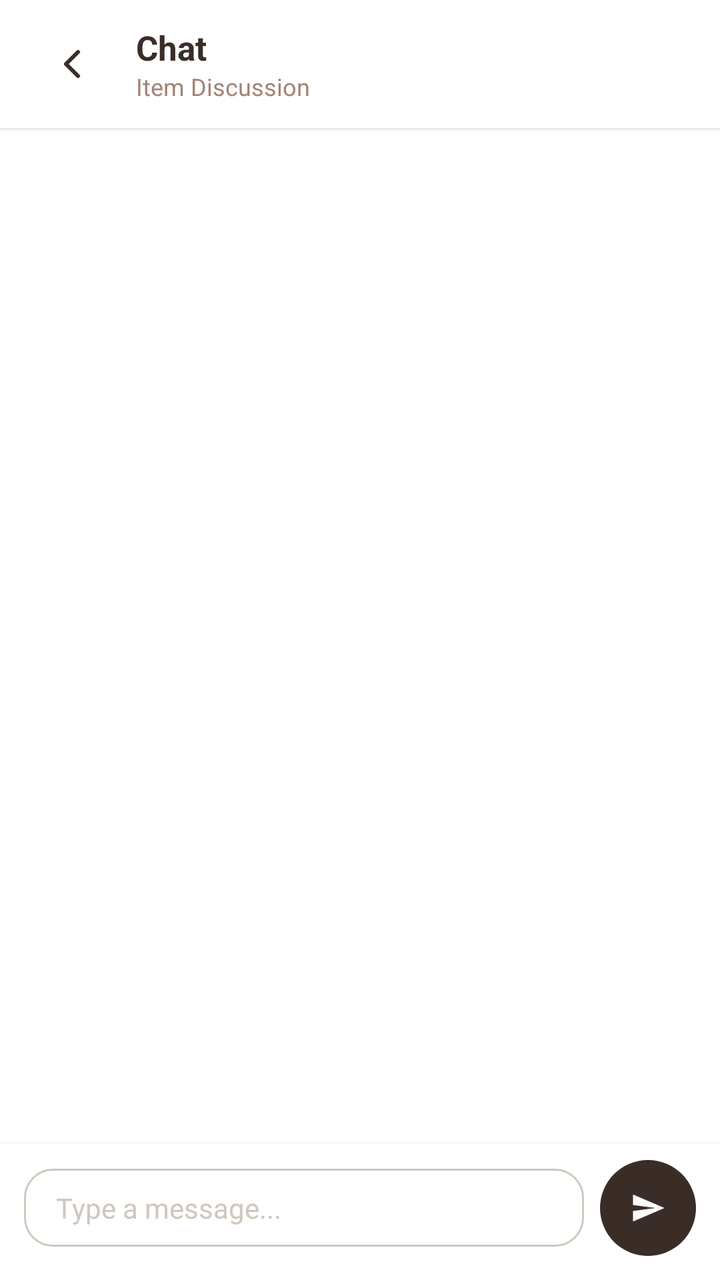
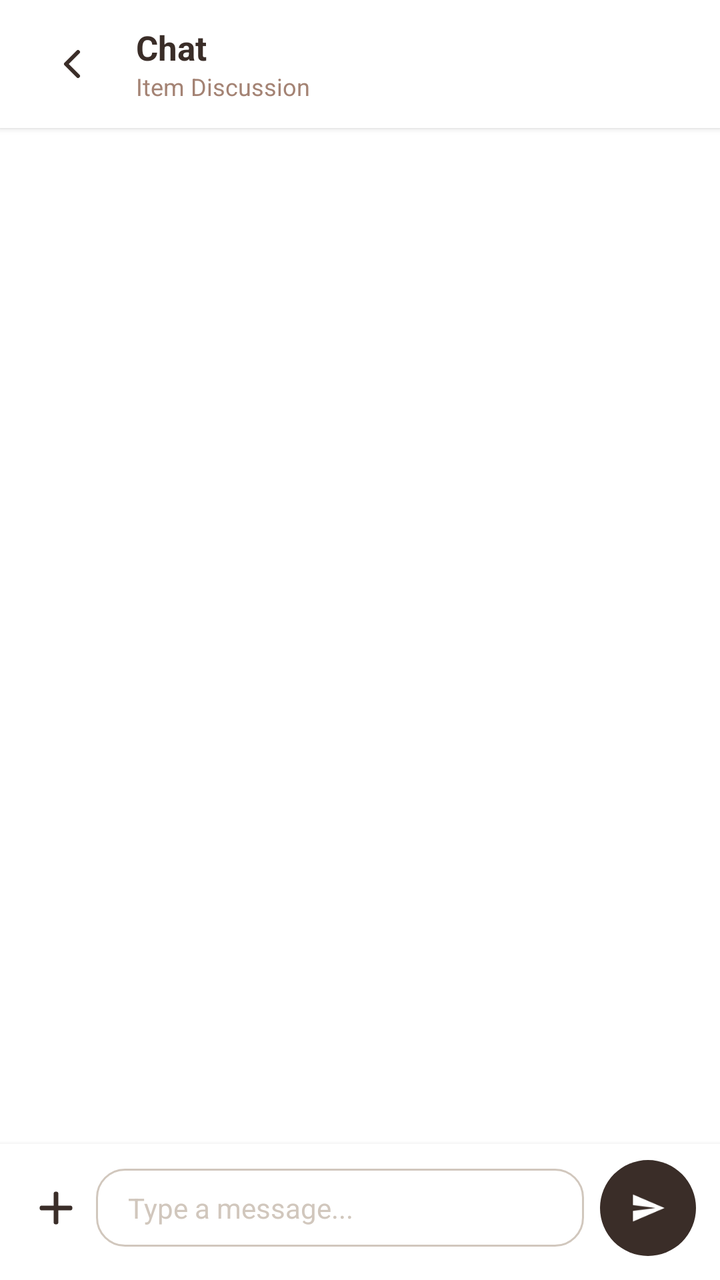

The first picture is an Android layout as it rendered before a commit; the second is the same layout after the commit. The layout source and the unified diff follow.
<!-- AndroidManifest.xml: application theme Theme.LostAndFound -->
<!-- res/layout/fragment_chat.xml -->
<?xml version="1.0" encoding="utf-8"?>
<androidx.constraintlayout.widget.ConstraintLayout xmlns:android="http://schemas.android.com/apk/res/android"
    xmlns:app="http://schemas.android.com/apk/res-auto"
    android:layout_width="match_parent"
    android:layout_height="match_parent"
    android:background="@color/background_screen">

    
    <LinearLayout
        android:id="@+id/layoutChatHeader"
        android:layout_width="0dp"
        android:layout_height="wrap_content"
        android:background="@color/white"
        android:elevation="2dp"
        android:gravity="center_vertical"
        android:orientation="horizontal"
        android:paddingStart="16dp"
        android:paddingTop="12dp"
        android:paddingEnd="16dp"
        android:paddingBottom="12dp"
        app:layout_constraintEnd_toEndOf="parent"
        app:layout_constraintStart_toStartOf="parent"
        app:layout_constraintTop_toTopOf="parent">

        <ImageButton
            android:id="@+id/btnBack"
            android:layout_width="40dp"
            android:layout_height="40dp"
            android:background="?attr/selectableItemBackgroundBorderless"
            android:contentDescription="Back"
            android:src="@drawable/ic_back_chevron"
            app:tint="@color/nude_dark" />

        <LinearLayout
            android:layout_width="0dp"
            android:layout_height="wrap_content"
            android:layout_marginStart="12dp"
            android:layout_weight="1"
            android:orientation="vertical">

            <TextView
                android:id="@+id/tvChatTitle"
                android:layout_width="wrap_content"
                android:layout_height="wrap_content"
                android:text="Chat"
                android:textColor="@color/nude_dark"
                android:textSize="17sp"
                android:textStyle="bold" />

            <TextView
                android:id="@+id/tvChatSubtitle"
                android:layout_width="wrap_content"
                android:layout_height="wrap_content"
                android:ellipsize="end"
                android:maxLines="1"
                android:text="Item Discussion"
                android:textColor="@color/text_secondary"
                android:textSize="12sp" />
        </LinearLayout>
    </LinearLayout>

    
    <LinearLayout
        android:id="@+id/layoutChatEmptyState"
        android:layout_width="0dp"
        android:layout_height="wrap_content"
        android:gravity="center"
        android:orientation="vertical"
        android:padding="32dp"
        android:visibility="gone"
        app:layout_constraintBottom_toTopOf="@id/layoutChatInputBar"
        app:layout_constraintEnd_toEndOf="parent"
        app:layout_constraintStart_toStartOf="parent"
        app:layout_constraintTop_toBottomOf="@id/layoutChatHeader">

        <ImageView
            android:layout_width="48dp"
            android:layout_height="48dp"
            android:src="@drawable/ic_nav_messages"
            app:tint="@color/nude_sand" />

        <TextView
            android:layout_width="wrap_content"
            android:layout_height="wrap_content"
            android:layout_marginTop="12dp"
            android:text="No messages yet"
            android:textColor="@color/text_primary"
            android:textSize="16sp"
            android:textStyle="bold" />

        <TextView
            android:layout_width="wrap_content"
            android:layout_height="wrap_content"
            android:layout_marginTop="6dp"
            android:gravity="center"
            android:text="Say hello to coordinate item handover and verification securely."
            android:textColor="@color/text_secondary"
            android:textSize="13sp" />
    </LinearLayout>

    
    <androidx.recyclerview.widget.RecyclerView
        android:id="@+id/rvChatMessages"
        android:layout_width="0dp"
        android:layout_height="0dp"
        android:clipToPadding="false"
        android:paddingTop="8dp"
        android:paddingBottom="8dp"
        app:layout_constraintBottom_toTopOf="@id/layoutChatInputBar"
        app:layout_constraintEnd_toEndOf="parent"
        app:layout_constraintStart_toStartOf="parent"
        app:layout_constraintTop_toBottomOf="@id/layoutChatHeader" />

    
    <LinearLayout
        android:id="@+id/layoutChatInputBar"
        android:layout_width="0dp"
        android:layout_height="wrap_content"
        android:background="@color/white"
        android:elevation="4dp"
        android:gravity="center_vertical"
        android:orientation="horizontal"
        android:paddingStart="12dp"
        android:paddingTop="8dp"
        android:paddingEnd="12dp"
        android:paddingBottom="12dp"
        app:layout_constraintBottom_toBottomOf="parent"
        app:layout_constraintEnd_toEndOf="parent"
        app:layout_constraintStart_toStartOf="parent">

        <EditText
            android:id="@+id/etChatMessageInput"
            android:layout_width="0dp"
            android:layout_height="wrap_content"
            android:layout_weight="1"
            android:background="@drawable/bg_search_box"
            android:hint="Type a message..."
            android:importantForAutofill="no"
            android:inputType="textCapSentences|textMultiLine"
            android:maxLines="4"
            android:paddingStart="16dp"
            android:paddingTop="10dp"
            android:paddingEnd="16dp"
            android:paddingBottom="10dp"
            android:textColor="@color/text_primary"
            android:textColorHint="@color/text_hint"
            android:textSize="14sp" />

        <com.google.android.material.button.MaterialButton
            android:id="@+id/btnSendChatMessage"
            android:layout_width="48dp"
            android:layout_height="48dp"
            android:layout_marginStart="8dp"
            android:contentDescription="Send"
            android:insetLeft="0dp"
            android:insetTop="0dp"
            android:insetRight="0dp"
            android:insetBottom="0dp"
            android:padding="0dp"
            app:backgroundTint="@color/nude_dark"
            app:cornerRadius="24dp"
            app:icon="@drawable/ic_send"
            app:iconGravity="textStart"
            app:iconPadding="0dp"
            app:iconTint="@color/white" />
    </LinearLayout>

</androidx.constraintlayout.widget.ConstraintLayout>
<!-- resources referenced by this layout -->
<resources>
  <color name="background_screen">#FFFFFFFF</color>
  <color name="nude_dark">#FF3A2D28</color>
  <color name="nude_sand">#FFCBAD8D</color>
  <color name="text_hint">#FFD1C7BD</color>
  <color name="text_primary">#FF3A2D28</color>
  <color name="text_secondary">#FFA48374</color>
  <color name="white">#FFFFFFFF</color>
  <!-- drawable bg_search_box (drawable) -->
  <?xml version="1.0" encoding="utf-8"?>
  <shape xmlns:android="http://schemas.android.com/apk/res/android"
      android:shape="rectangle">
      <corners android:radius="14dp" />
      <stroke
          android:width="1dp"
          android:color="@color/component_stroke_border" />
      <solid android:color="@color/white" />
  </shape>
  <!-- drawable ic_back_chevron (drawable) -->
  <vector xmlns:android="http://schemas.android.com/apk/res/android"
      android:width="24dp"
      android:height="24dp"
      android:viewportWidth="24"
      android:viewportHeight="24">
    <path
        android:fillColor="@android:color/transparent"
        android:strokeColor="#3A2D28"
        android:strokeWidth="2"
        android:strokeLineCap="round"
        android:strokeLineJoin="round"
        android:pathData="M15,18l-6,-6 6,-6" />
  </vector>
  <!-- drawable ic_nav_messages (drawable) -->
  <vector xmlns:android="http://schemas.android.com/apk/res/android"
      android:width="22dp"
      android:height="22dp"
      android:viewportWidth="24"
      android:viewportHeight="24">
    <path
        android:fillColor="@android:color/transparent"
        android:strokeColor="#705649"
        android:strokeWidth="1.8"
        android:strokeLineCap="round"
        android:strokeLineJoin="round"
        android:pathData="M21,15a2,2 0 0,1 -2,2H7l-4,4V5a2,2 0 0,1 2,-2h14a2,2 0 0,1 2,2z" />
  </vector>
  <!-- drawable ic_send (drawable) -->
  <vector xmlns:android="http://schemas.android.com/apk/res/android"
      android:width="24dp"
      android:height="24dp"
      android:viewportWidth="24"
      android:viewportHeight="24">
    <path
        android:fillColor="#FFFFFFFF"
        android:pathData="M2.01,21L23,12 2.01,3 2,10l15,2 -15,2z"/>
  </vector>
  <style name="Theme.LostAndFound" parent="Base.Theme.LostAndFound" />
  <color name="component_stroke_border">#FFD1C7BD</color>
  <style name="Base.Theme.LostAndFound" parent="Theme.Material3.DayNight.NoActionBar">
          
          <item name="android:statusBarColor">@color/white</item>
          <item name="android:windowLightStatusBar" tools:targetApi="m">true</item>
          <item name="android:navigationBarColor">@color/white</item>
          <item name="android:windowLightNavigationBar" tools:targetApi="o_mr1">true</item>
      </style>
</resources>

<!-- the commit's change to res/layout/fragment_chat.xml (unified diff, before → after) -->
@@ -106,10 +106,61 @@
         android:clipToPadding="false"
         android:paddingTop="8dp"
         android:paddingBottom="8dp"
-        app:layout_constraintBottom_toTopOf="@id/layoutChatInputBar"
+        app:layout_constraintBottom_toTopOf="@id/layoutAttachmentPreview"
         app:layout_constraintEnd_toEndOf="parent"
         app:layout_constraintStart_toStartOf="parent"
         app:layout_constraintTop_toBottomOf="@id/layoutChatHeader" />
+
+    
+    <LinearLayout
+        android:id="@+id/layoutAttachmentPreview"
+        android:layout_width="0dp"
+        android:layout_height="wrap_content"
+        android:background="#F5EFE6"
+        android:orientation="horizontal"
+        android:gravity="center_vertical"
+        android:padding="8dp"
+        android:visibility="gone"
+        app:layout_constraintBottom_toTopOf="@id/layoutChatInputBar"
+        app:layout_constraintEnd_toEndOf="parent"
+        app:layout_constraintStart_toStartOf="parent">
+
+        <com.google.android.material.card.MaterialCardView
+            android:layout_width="48dp"
+            android:layout_height="48dp"
+            app:cardCornerRadius="8dp"
+            app:cardElevation="0dp">
+
+            <ImageView
+                android:id="@+id/imgAttachedPreview"
+                android:layout_width="match_parent"
+                android:layout_height="match_parent"
+                android:scaleType="centerCrop"
+                android:contentDescription="Attached photo preview" />
+        </com.google.android.material.card.MaterialCardView>
+
+        <TextView
+            android:id="@+id/tvAttachmentName"
+            android:layout_width="0dp"
+            android:layout_height="wrap_content"
+            android:layout_marginStart="10dp"
+            android:layout_weight="1"
+            android:text="Photo attached (ready to send)"
+            android:textColor="@color/text_primary"
+            android:textSize="12sp"
+            android:fontFamily="sans-serif-medium" />
+
+        <ImageView
+            android:id="@+id/btnRemoveAttachment"
+            android:layout_width="32dp"
+            android:layout_height="32dp"
+            android:padding="6dp"
+            android:clickable="true"
+            android:focusable="true"
+            android:contentDescription="Remove attachment"
+            android:src="@drawable/ic_close"
+            app:tint="@color/text_secondary" />
+    </LinearLayout>
 
     
     <LinearLayout
@@ -120,13 +171,24 @@
         android:elevation="4dp"
         android:gravity="center_vertical"
         android:orientation="horizontal"
-        android:paddingStart="12dp"
+        android:paddingStart="8dp"
         android:paddingTop="8dp"
         android:paddingEnd="12dp"
         android:paddingBottom="12dp"
         app:layout_constraintBottom_toBottomOf="parent"
         app:layout_constraintEnd_toEndOf="parent"
         app:layout_constraintStart_toStartOf="parent">
+
+        <ImageView
+            android:id="@+id/btnAttachPhoto"
+            android:layout_width="40dp"
+            android:layout_height="40dp"
+            android:clickable="true"
+            android:focusable="true"
+            android:padding="8dp"
+            android:contentDescription="Attach photo"
+            android:src="@drawable/ic_nav_plus"
+            app:tint="@color/nude_dark" />
 
         <EditText
             android:id="@+id/etChatMessageInput"
<!-- resource entries referenced after the edit -->
@@ -31,6 +31,20 @@
         android:strokeLineJoin="round"
         android:pathData="M15,18l-6,-6 6,-6" />
   </vector>
+  <!-- drawable ic_close (drawable) -->
+  <vector xmlns:android="http://schemas.android.com/apk/res/android"
+      android:width="24dp"
+      android:height="24dp"
+      android:viewportWidth="24"
+      android:viewportHeight="24">
+    <path
+        android:fillColor="@android:color/transparent"
+        android:strokeColor="#111827"
+        android:strokeWidth="1.8"
+        android:strokeLineCap="round"
+        android:strokeLineJoin="round"
+        android:pathData="M18,6L6,18M6,6l12,12" />
+  </vector>
   <!-- drawable ic_nav_messages (drawable) -->
   <vector xmlns:android="http://schemas.android.com/apk/res/android"
       android:width="22dp"
@@ -44,6 +58,19 @@
         android:strokeLineCap="round"
         android:strokeLineJoin="round"
         android:pathData="M21,15a2,2 0 0,1 -2,2H7l-4,4V5a2,2 0 0,1 2,-2h14a2,2 0 0,1 2,2z" />
+  </vector>
+  <!-- drawable ic_nav_plus (drawable) -->
+  <vector xmlns:android="http://schemas.android.com/apk/res/android"
+      android:width="20dp"
+      android:height="20dp"
+      android:viewportWidth="24"
+      android:viewportHeight="24">
+    <path
+        android:fillColor="@android:color/transparent"
+        android:strokeColor="#FFFFFF"
+        android:strokeWidth="2.4"
+        android:strokeLineCap="round"
+        android:pathData="M12,5 V19 M5,12 H19" />
   </vector>
   <!-- drawable ic_send (drawable) -->
   <vector xmlns:android="http://schemas.android.com/apk/res/android"
